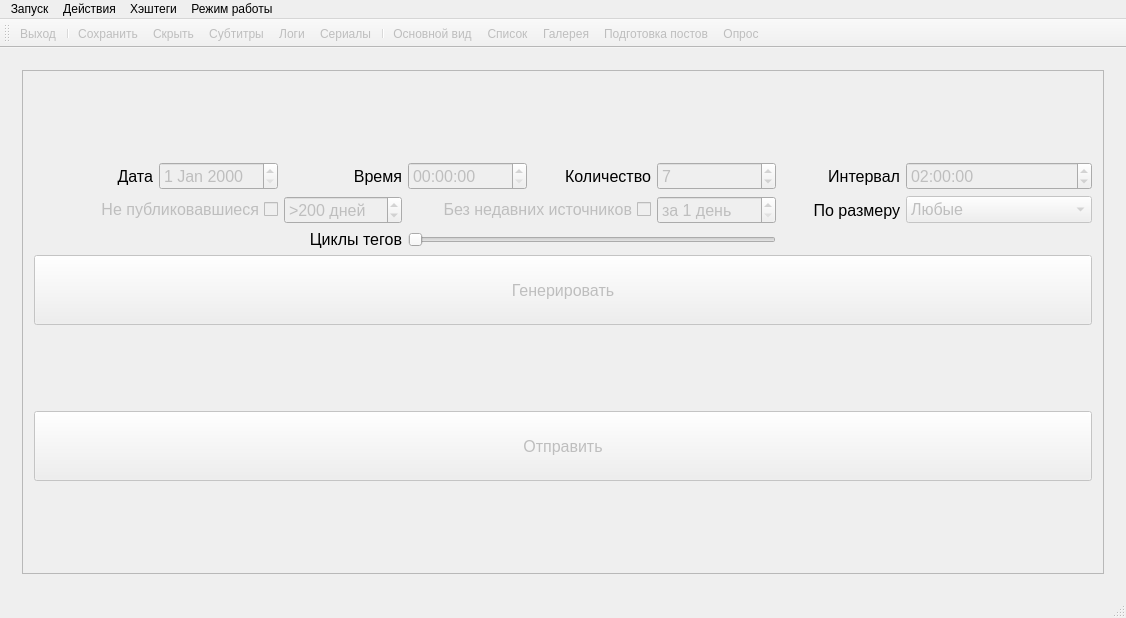
The window that mainwindow.ui (cool-palace/Screenshot-Manager) describes before a commit, drawn with Qt 5.
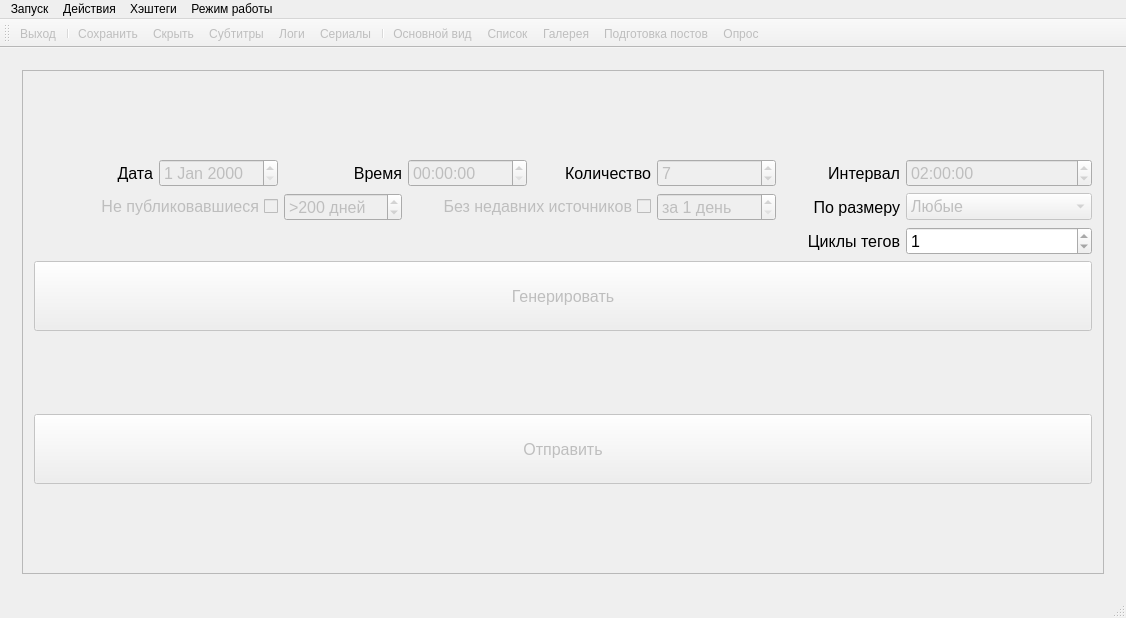
The same window after the commit. Icons and pictures are not drawn.

Commit message: Changed smart tags slider to spinbox

Diff of the .ui file:
```diff
--- a/mainwindow.ui
+++ b/mainwindow.ui
@@ -599,7 +599,7 @@
             <rect>
              <x>0</x>
              <y>0</y>
-             <width>1108</width>
+             <width>1116</width>
              <height>460</height>
             </rect>
            </property>
@@ -1026,20 +1026,7 @@
                 </property>
                </widget>
               </item>
-              <item row="5" column="3" colspan="3">
-               <widget class="QSlider" name="smart_poll_slider">
-                <property name="enabled">
-                 <bool>false</bool>
-                </property>
-                <property name="pageStep">
-                 <number>1</number>
-                </property>
-                <property name="orientation">
-                 <enum>Qt::Horizontal</enum>
-                </property>
-               </widget>
-              </item>
-              <item row="5" column="2">
+              <item row="5" column="6">
                <widget class="QLabel" name="label_cycles">
                 <property name="font">
                  <font>
@@ -1054,6 +1041,21 @@
                 </property>
                </widget>
               </item>
+              <item row="5" column="7">
+               <widget class="QSpinBox" name="cycles">
+                <property name="font">
+                 <font>
+                  <pointsize>12</pointsize>
+                 </font>
+                </property>
+                <property name="minimum">
+                 <number>1</number>
+                </property>
+                <property name="maximum">
+                 <number>1</number>
+                </property>
+               </widget>
+              </item>
              </layout>
             </item>
            </layout>
```
The commit also changes 1 other file.
